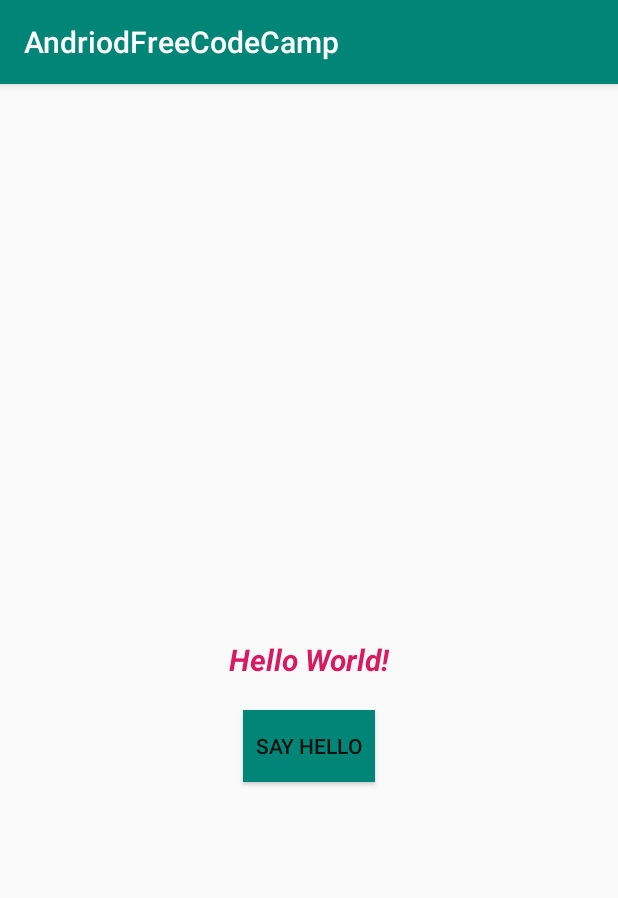
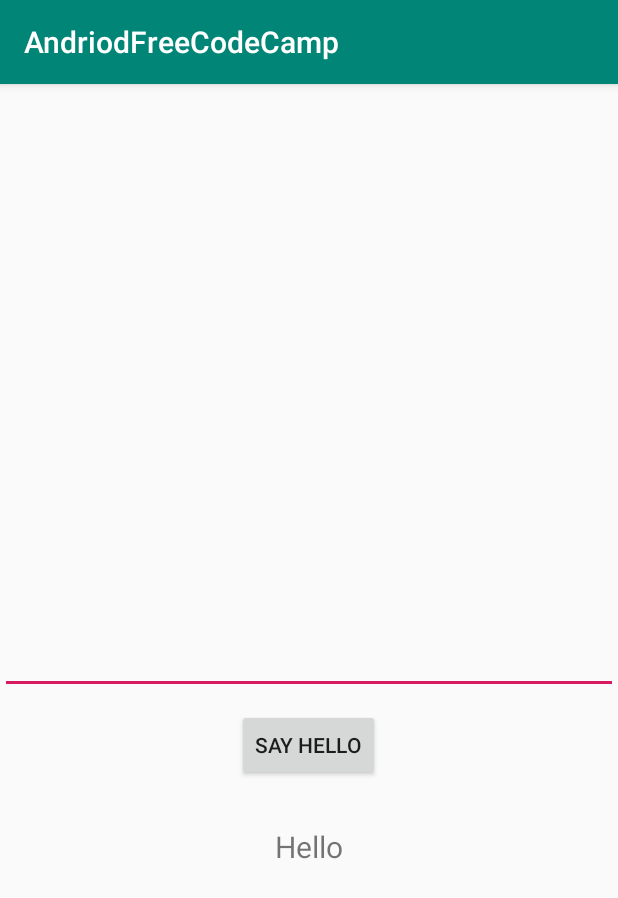
Before and after one commit to arjunarjun27/AndriodFreeCodeCamp, an Android app: the screen it shows after launch (MainActivity), on a phone screen of 412 x 824 dp. Shown: the top 898 px of the screen. Run offline under Robolectric (Android 15) with nearby library versions, the phone set to English and light mode, and no system bars.

Commit message:
edittext,button,textview register listener

```diff
--- a/app/src/main/java/com/arjun/andriodfreecodecamp/MainActivity.java
+++ b/app/src/main/java/com/arjun/andriodfreecodecamp/MainActivity.java
@@ -3,14 +3,47 @@ package com.arjun.andriodfreecodecamp;
 import androidx.appcompat.app.AppCompatActivity;
 
 import android.os.Bundle;
+import android.view.View;
+import android.widget.Button;
+import android.widget.EditText;
+import android.widget.TextView;
+import android.widget.Toast;
 
-public class MainActivity extends AppCompatActivity {
+public class MainActivity extends AppCompatActivity implements View.OnClickListener {
+    EditText editText;
+    Button button;
+    TextView textView;
 
     @Override
     protected void onCreate(Bundle savedInstanceState) {
         super.onCreate(savedInstanceState);
         setContentView(R.layout.activity_main);
 
+        editText = findViewById(R.id.editText);
+        button = findViewById(R.id.btnHello);
+        button.setOnClickListener(this);
+        textView = findViewById(R.id.txtHello);
+
+        button.setOnLongClickListener(new View.OnLongClickListener() {
+            @Override
+            public boolean onLongClick(View view) {
+                Toast.makeText(MainActivity.this, "Long press", Toast.LENGTH_SHORT).show();
+                return true;
+            }
+        });
+
+
+    }
+
+    @Override
+    public void onClick(View view) {
+
+        switch (view.getId()) {
+            case R.id.btnHello:
+                textView.setText("Hello " + editText.getText().toString());
+                break;
+
+        }
 
     }
 }
--- a/app/src/main/res/layout/activity_main.xml
+++ b/app/src/main/res/layout/activity_main.xml
@@ -6,28 +6,32 @@
     android:layout_height="match_parent"
     tools:context=".MainActivity">
 
-    <TextView
-        android:id="@+id/txtWelcome"
+
+    <EditText
+        android:id="@+id/editText"
+        android:layout_width="match_parent"
+        android:layout_height="wrap_content"
+        android:layout_centerVertical="true"
+        android:inputType="textPersonName"
+
+        />
+
+    <Button
+        android:id="@+id/btnHello"
         android:layout_width="wrap_content"
         android:layout_height="wrap_content"
-        android:text="Hello World!"
+        android:layout_below="@+id/editText"
         android:layout_centerHorizontal="true"
-        android:layout_centerVertical="true"
-        android:layout_centerInParent="true"
-        android:textSize="20sp"
-        android:textStyle="bold|italic"
-        android:textColor="@color/colorAccent"
-     />
+        android:layout_marginTop="10dp"
+        android:text="Say Hello" />
 
-
-    <Button
+    <TextView
+        android:id="@+id/txtHello"
         android:layout_width="wrap_content"
         android:layout_height="wrap_content"
-        android:text="Say Hello"
-        android:layout_below="@id/txtWelcome"
+        android:layout_below="@+id/btnHello"
         android:layout_centerHorizontal="true"
-        android:layout_marginTop="20dp"
-        android:background="@color/colorPrimary"
-        />
-
+        android:layout_marginTop="30dp"
+        android:text="Hello"
+        android:textSize="20sp" />
 </RelativeLayout>
```
